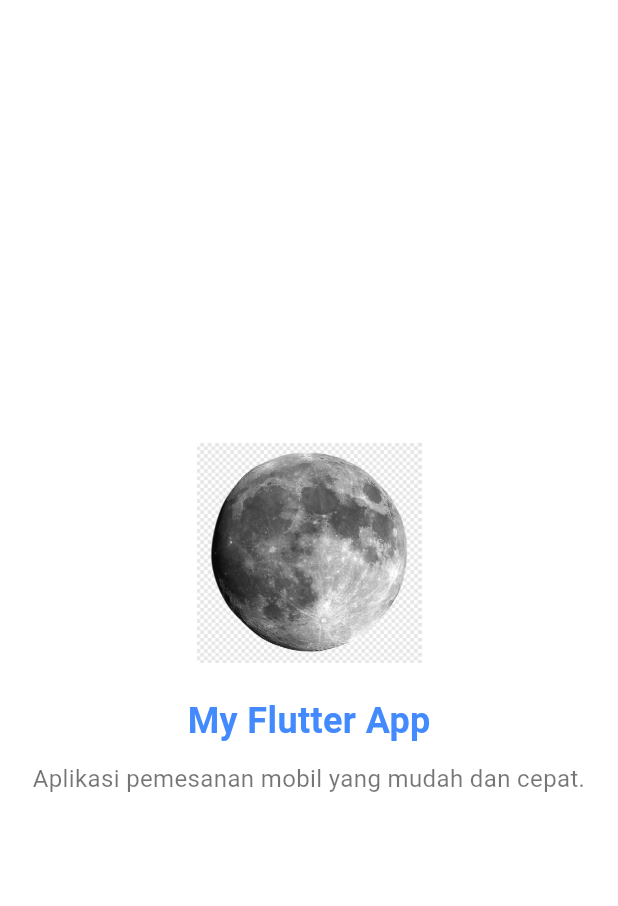
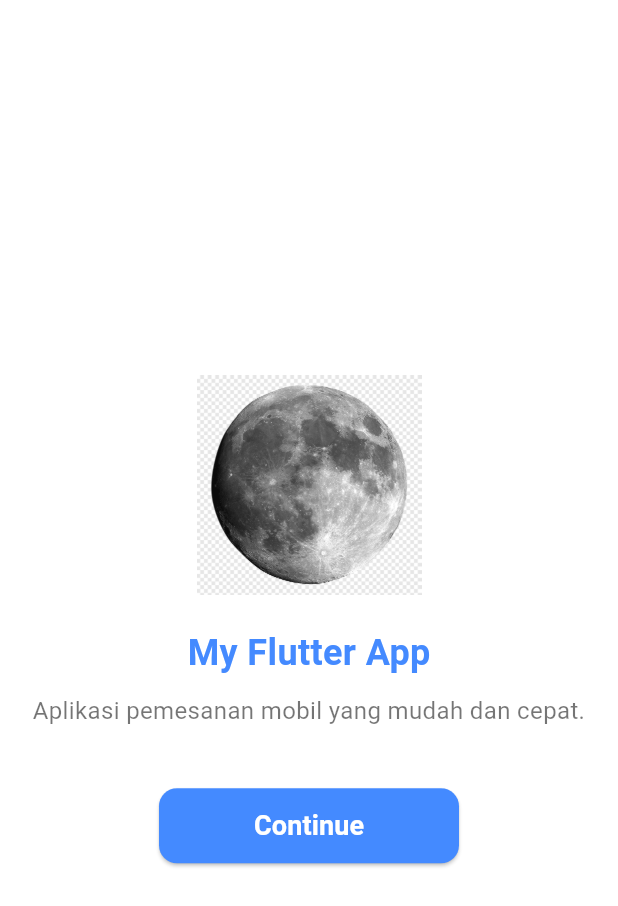
Before and after one commit to I-JasonLee/Tugas_week_6_1123150116, a Flutter app: the screen it shows after launch, on a phone screen of 412 x 824 dp. Shown: the top 906 px of the screen. Run offline on Flutter 3.47's test engine with Material 3 defaults, Android fonts, the phone set to English and light mode, and no system bars.

Commit message:
add tombol Continue di bawah deskripsi pada splash_screen1

```diff
--- a/lib/screen/splash_screen1.dart
+++ b/lib/screen/splash_screen1.dart
@@ -39,6 +39,33 @@ class SplashScreen1 extends StatelessWidget {
               ),
               textAlign: TextAlign.center,
             ),
+
+            const SizedBox(height: 40),
+            // Tombol Continue
+            SizedBox(
+              width: 200,
+              height: 50,
+              child: ElevatedButton(
+                onPressed: () {
+                  // Nanti akan diarahkan ke Splash Screen 2
+                },
+                style: ElevatedButton.styleFrom(
+                  backgroundColor: Colors.blueAccent,
+                  shape: RoundedRectangleBorder(
+                    borderRadius: BorderRadius.circular(12),
+                  ),
+                ),
+                child: const Text(
+                  "Continue",
+                  style: TextStyle(
+                    color: Colors.white,
+                    fontSize: 18,
+                    fontWeight: FontWeight.bold,
+                  ),
+                ),
+              ),
+            ),
+
           ],
         ),
       ),
```
